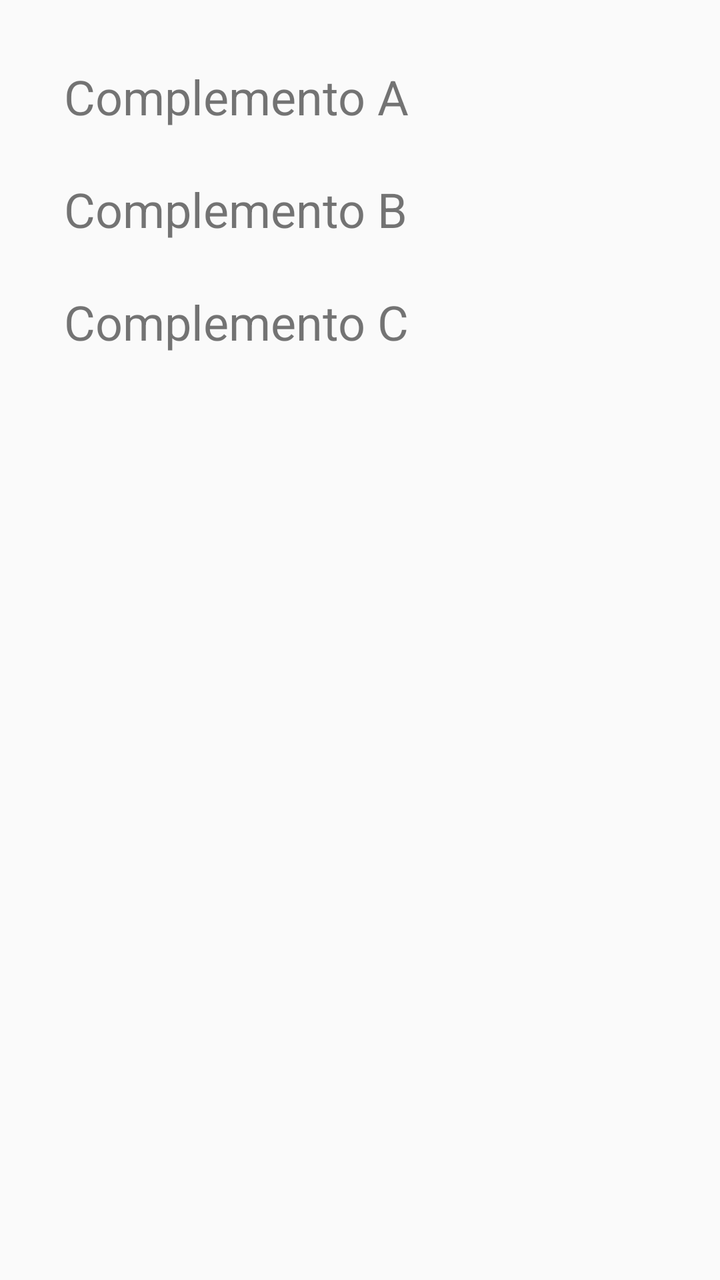
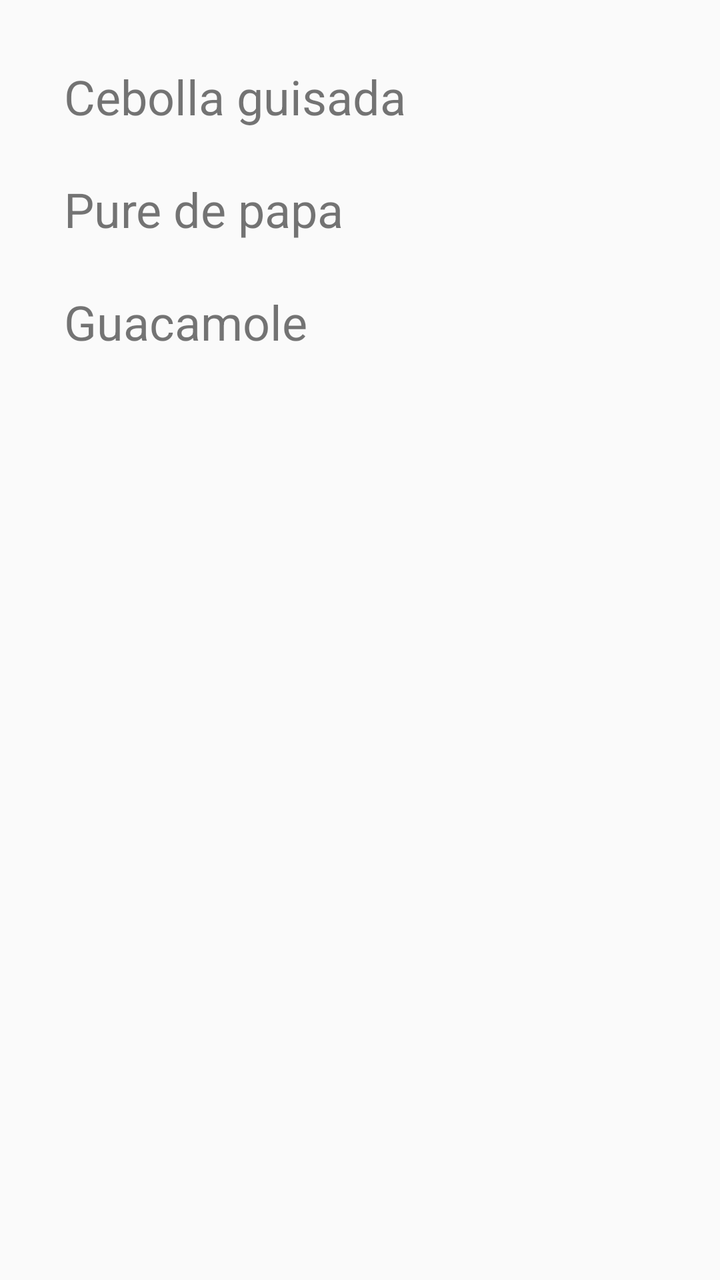

Before-and-after screenshots of an Android layout around one commit, followed by the original layout XML and the change that was made.
<!-- AndroidManifest.xml: application theme Theme.RestaurantApp -->
<!-- res/layout/fragment_tab_complementos.xml -->
<?xml version="1.0" encoding="utf-8"?>
<LinearLayout xmlns:android="http://schemas.android.com/apk/res/android"
    xmlns:tools="http://schemas.android.com/tools"
    android:layout_width="match_parent"
    android:layout_height="match_parent"
    android:orientation="vertical"
    android:padding="20dp"
    tools:context=".TabComplementos">

    <TextView
        android:id="@+id/textViewComidaA"
        android:layout_width="match_parent"
        android:layout_height="wrap_content"
        android:padding="12dp"
        android:text="@string/complemento_a"
        android:textSize="24sp" />

    <TextView
        android:id="@+id/textViewComidaB"
        android:layout_width="match_parent"
        android:layout_height="wrap_content"
        android:padding="12dp"
        android:text="@string/complemento_b"
        android:textSize="24sp" />

    <TextView
        android:id="@+id/textViewComidaC"
        android:layout_width="match_parent"
        android:layout_height="wrap_content"
        android:padding="12dp"
        android:text="@string/complemento_c"
        android:textSize="24sp" />

</LinearLayout>
<!-- resources referenced by this layout -->
<resources>
  <string name="complemento_a">Complemento A</string>
  <string name="complemento_b">Complemento B</string>
  <string name="complemento_c">Complemento C</string>
  <style name="Theme.RestaurantApp" parent="Theme.AppCompat.Light.NoActionBar">
          
          <item name="colorPrimary">@color/purple_500</item>
          <item name="colorPrimaryVariant">@color/purple_700</item>
          <item name="colorOnPrimary">@color/white</item>
          
          <item name="colorSecondary">@color/teal_200</item>
          <item name="colorSecondaryVariant">@color/teal_700</item>
          <item name="colorOnSecondary">@color/black</item>
          
          <item name="android:statusBarColor">?attr/colorPrimaryVariant</item>
          
      </style>
  <color name="purple_500">#FF6200EE</color>
  <color name="purple_700">#FF3700B3</color>
  <color name="white">#FFFFFFFF</color>
  <color name="teal_200">#FF03DAC5</color>
  <color name="teal_700">#FF018786</color>
  <color name="black">#FF000000</color>
</resources>

<!-- the commit's change to res/layout/fragment_tab_complementos.xml (unified diff, before → after) -->
@@ -8,27 +8,27 @@
     tools:context=".TabComplementos">
 
     <TextView
-        android:id="@+id/textViewComidaA"
+        android:id="@+id/textViewComplementoA"
         android:layout_width="match_parent"
         android:layout_height="wrap_content"
         android:padding="12dp"
-        android:text="@string/complemento_a"
+        android:text="@string/restaurante_a_complemento_a"
         android:textSize="24sp" />
 
     <TextView
-        android:id="@+id/textViewComidaB"
+        android:id="@+id/textViewComplementoB"
         android:layout_width="match_parent"
         android:layout_height="wrap_content"
         android:padding="12dp"
-        android:text="@string/complemento_b"
+        android:text="@string/restaurante_a_complemento_b"
         android:textSize="24sp" />
 
     <TextView
-        android:id="@+id/textViewComidaC"
+        android:id="@+id/textViewComplementoC"
         android:layout_width="match_parent"
         android:layout_height="wrap_content"
         android:padding="12dp"
-        android:text="@string/complemento_c"
+        android:text="@string/restaurante_a_complemento_c"
         android:textSize="24sp" />
 
 </LinearLayout>
<!-- resource entries referenced after the edit -->
@@ -1,8 +1,8 @@
 <!-- resources referenced by this layout -->
 <resources>
-  <string name="complemento_a">Complemento A</string>
-  <string name="complemento_b">Complemento B</string>
-  <string name="complemento_c">Complemento C</string>
+  <string name="restaurante_a_complemento_a">Cebolla guisada</string>
+  <string name="restaurante_a_complemento_b">Pure de papa</string>
+  <string name="restaurante_a_complemento_c">Guacamole</string>
   <style name="Theme.RestaurantApp" parent="Theme.AppCompat.Light.NoActionBar">
           
           <item name="colorPrimary">@color/purple_500</item>
